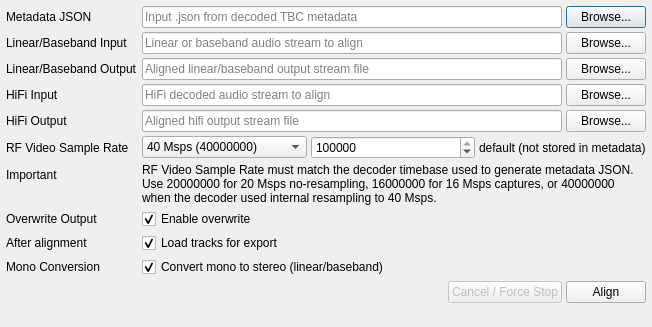
Before: the Qt Designer form src/audio-align/audioalignmentdialog.ui in GDH-Technologies/tbc-tools, drawn with Qt 5.
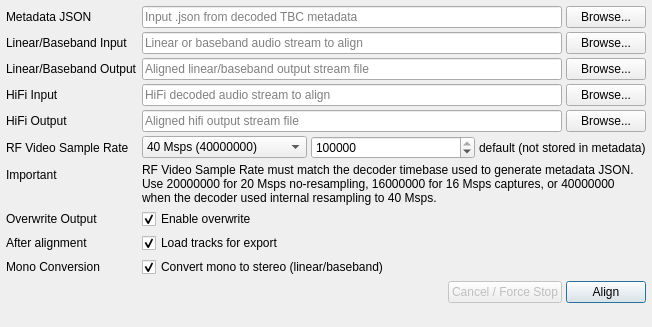
After: the same form once the commit is applied.

Commit message: fix(audio-align): busy cursor on the dialog; guarded close; --help without a display

The edit to the form file:
```diff
--- a/src/audio-align/audioalignmentdialog.ui
+++ b/src/audio-align/audioalignmentdialog.ui
@@ -70,6 +70,9 @@
          <property name="text">
           <string>Browse...</string>
          </property>
+         <property name="autoDefault">
+          <bool>false</bool>
+         </property>
         </widget>
        </item>
       </layout>
@@ -332,6 +335,9 @@
        <property name="text">
         <string>Align</string>
        </property>
+       <property name="default">
+        <bool>true</bool>
+       </property>
       </widget>
      </item>
     </layout>
```
Left out of the diff: 15 changed lines with no effect on the pictures. The commit also changes 4 other files.
